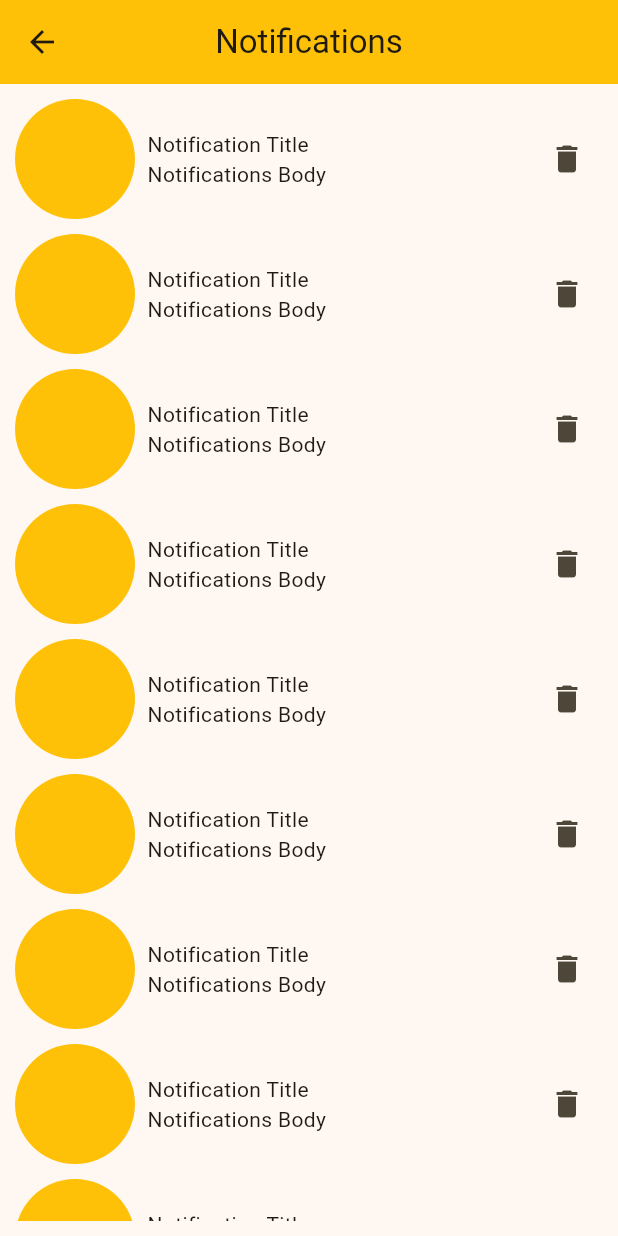
After one commit to fazlerabbishuvobd/ecommerce_app, a Flutter app: the NotificationPage screen opened directly, on a phone screen of 412 x 824 dp. The commit adds this screen. Run offline on Flutter 3.47's test engine with Material 2 defaults, Android fonts, the phone set to English and light mode, and no system bars; our stand-ins replace cached_network_image, carousel_slider, cloud_firestore, firebase_auth, firebase_core, get and 3 more; accounts and stored records are empty; network calls fail.

Commit message:
Fixing hte design and logic

```diff
--- a/lib/resources/app_api_url/app_api_url.dart
+++ b/lib/resources/app_api_url/app_api_url.dart
@@ -4,5 +4,6 @@ class AppApiUrl{
   static const String search = '$baseUrl/products/search?q=';
   static const String categories = '$baseUrl/products/categories';
   static const String products = '$baseUrl/products';
+  static const String categoryWise = '$baseUrl/products/category/';
 
 }
--- a/lib/services/firebase/firestore/firestore_helper.dart
+++ b/lib/services/firebase/firestore/firestore_helper.dart
@@ -19,7 +19,6 @@ class FireStoreHelper {
 
   Future<void> incrementQuantity(documentId) async {
     try {
-
       DocumentReference docRef = _db.doc(documentId);
       DocumentSnapshot documentSnapshot = await docRef.get();
 
--- /dev/null
+++ b/lib/view/screens/home_page/notification_page.dart
@@ -0,0 +1,55 @@
+import 'package:flutter/material.dart';
+import 'package:get/get.dart';
+class NotificationPage extends StatefulWidget {
+  const NotificationPage({super.key});
+
+  @override
+  State<NotificationPage> createState() => _NotificationPageState();
+}
+
+class _NotificationPageState extends State<NotificationPage> {
+  @override
+  Widget build(BuildContext context) {
+    return Scaffold(
+      appBar: AppBar(
+        title: const Text('Notifications'),
+        centerTitle: true,
+        backgroundColor: Colors.amber,
+      ),
+      body: Container(
+        height: Get.height,
+        width: Get.width,
+        padding: const EdgeInsets.all(10),
+        child: ListView.builder(
+          physics: const BouncingScrollPhysics(),
+            itemCount: 10,
+            itemBuilder: (context, index) {
+              return Container(
+                margin: const EdgeInsets.only(bottom: 10),
+                child: Row(
+                  children: [
+                    const CircleAvatar(
+                      radius: 40,
+                      backgroundColor: Colors.amber,
+                    ),
+                    SizedBox(width: Get.width*0.02,),
+                    const Column(
+                      crossAxisAlignment: CrossAxisAlignment.start,
+                      children: [
+                        Text('Notification Title'),
+                        Text('Notifications Body'),
+                      ],
+                    ),
+                    const Spacer(),
+                    IconButton(onPressed: () {
+
+                    }, icon: const Icon(Icons.delete))
+                  ],
+                ),
+              );
+            },
+        ),
+      ),
+    );
+  }
+}
--- a/pubspec.yaml
+++ b/pubspec.yaml
@@ -46,6 +46,7 @@ dependencies:
   firebase_auth: ^4.10.0
   cloud_firestore: ^4.9.2
   shared_preferences: ^2.2.1
+  image_picker: ^1.0.4
 
 dev_dependencies:
   flutter_test:
```
Also changed, not shown: lib/data/repository/home_page_repository.dart (+7 -0 lines), lib/view/screens/add_to_cart_page/add_to_cart_page.dart (+12 -11 lines), lib/view/screens/add_to_cart_page/checkout_page/checkout_page.dart (+10 -9 lines), lib/view/screens/bottom_navbar/bottom_navbar_page.dart (+8 -8 lines), lib/view/screens/home_page/category_wise_products.dart (added, +144 -0 lines), lib/view/screens/home_page/home_page.dart (+5 -3 lines), lib/view/screens/profile_page/profile_info_page.dart (+115 -18 lines), lib/viewmodel/home_page/home_page_view_model.dart (+13 -0 lines), pubspec.lock, 1 other file.
